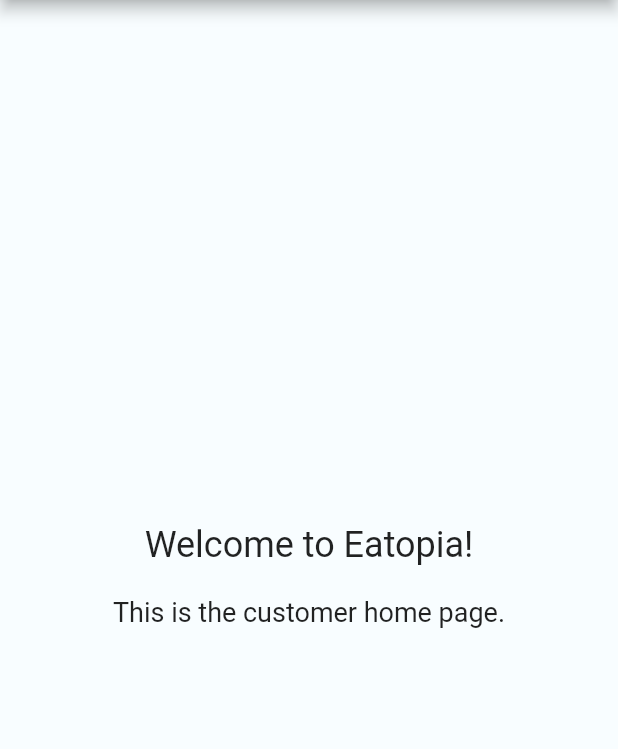
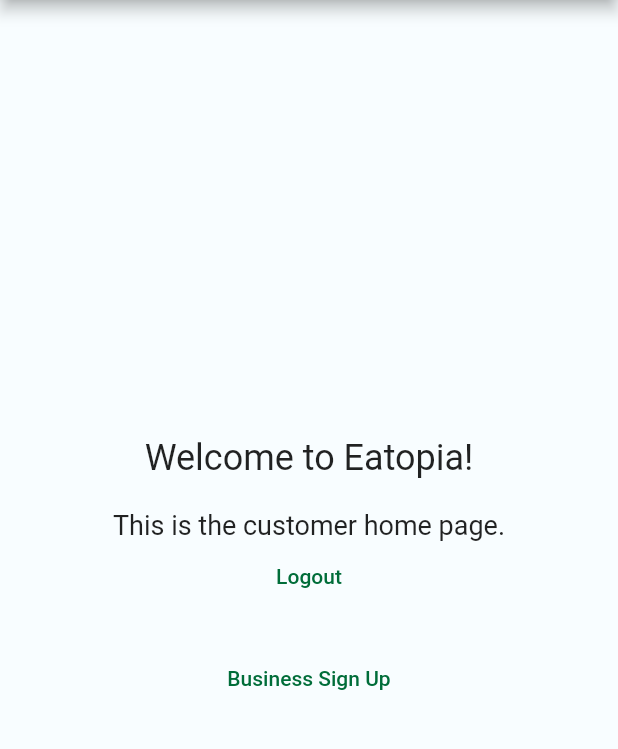
Before and after one commit to ghufran1054/Eatopia-Refactored, a Flutter app: the CustomerHomeScreen screen opened by its route, on a phone screen of 412 x 824 dp, the part 84-833 px from its top. Run offline on Flutter 3.47's test engine with Material 2 defaults, Android fonts, the phone set to English and light mode, and no system bars; our stand-ins replace cloud_firestore, email_validator, firebase_auth, firebase_core, flutter_spinkit, google_sign_in and 1 more; accounts and stored records are empty.

Commit message:
Finished Customer Side Auth

```diff
--- a/lib/firebase/database/database_service.dart
+++ b/lib/firebase/database/database_service.dart
@@ -7,12 +7,14 @@
   static final db = FirebaseFirestore.instance;
 
   static Future<Customer> getCustomer(String uid) async {
-    final docSnapshot = await db.collection('Customers').doc(uid).get();
+    final docSnapshot =
+        await db.collection(Collections.customers).doc(uid).get();
     return Customer.fromDocument(docSnapshot);
   }
 
   static Future<bool> isCustomer(User user) async {
-    final docSnapshot = await db.collection('Customers').doc(user.uid).get();
+    final docSnapshot =
+        await db.collection(Collections.customers).doc(user.uid).get();
     if (docSnapshot.exists) {
       return true;
     } else {
--- a/lib/views/customer/customer_home_screen.dart
+++ b/lib/views/customer/customer_home_screen.dart
@@ -1,4 +1,9 @@
+// ignore_for_file: use_build_context_synchronously
+
+import 'package:eatopia_refactored/firebase/authentication/auth_services.dart';
+import 'package:eatopia_refactored/routes/routes.dart';
 import 'package:flutter/material.dart';
+import 'package:provider/provider.dart';
 
 class CustomerHomeScreen extends StatelessWidget {
   const CustomerHomeScreen({super.key});
@@ -9,19 +14,28 @@
       appBar: AppBar(
         title: const Text("Eatopia"),
       ),
-      body: const Center(
+      body: Center(
         child: Column(
           mainAxisAlignment: MainAxisAlignment.center,
           children: [
-            Text(
+            const Text(
               "Welcome to Eatopia!",
               style: TextStyle(fontSize: 24),
             ),
-            SizedBox(height: 20),
-            Text(
+            const SizedBox(height: 20),
+            const Text(
               "This is the customer home page.",
               style: TextStyle(fontSize: 18),
             ),
+            TextButton(
+                onPressed: () async {
+                  await context.read<AuthServices>().signOut();
+                  Navigator.pushReplacementNamed(
+                      context, RouteManager.welcomeScreen);
+                },
+                child: const Text("Logout")),
+            const SizedBox(height: 20),
+            TextButton(onPressed: () {}, child: const Text("Business Sign Up")),
           ],
         ),
       ),
--- a/lib/views/customer/sign_up_screen.dart
+++ b/lib/views/customer/sign_up_screen.dart
@@ -354,8 +354,10 @@
                             String result = await value.signUpCustomerwithEmail(
                                 customer, passwordController.text);
                             if (result == 'SUCCESS') {
-                              Navigator.pushReplacementNamed(
-                                  context, RouteManager.customerHomeScreen);
+                              Navigator.pushNamedAndRemoveUntil(
+                                  context,
+                                  RouteManager.customerHomeScreen,
+                                  (route) => false);
                             } else {
                               showSnackBar(context, result);
                             }
--- a/lib/widgets/snackbar.dart
+++ b/lib/widgets/snackbar.dart
@@ -3,6 +3,10 @@
 void showSnackBar(BuildContext context, String message) {
   ScaffoldMessenger.of(context).showSnackBar(
     SnackBar(
+      backgroundColor: Theme.of(context).colorScheme.secondary,
+      shape: RoundedRectangleBorder(
+        borderRadius: BorderRadius.circular(10),
+      ),
       content: Text(message),
       duration: const Duration(seconds: 2),
     ),
--- a/pubspec.yaml
+++ b/pubspec.yaml
@@ -43,6 +43,7 @@
   provider:
   shared_preferences:
   email_validator:
+  google_sign_in:
 
 dev_dependencies:
   flutter_test:
```
Also changed, not shown: lib/firebase/authentication/auth_services.dart (+66 -4 lines), lib/views/common/welcome_screen.dart (+13 -1 lines), pubspec.lock.
